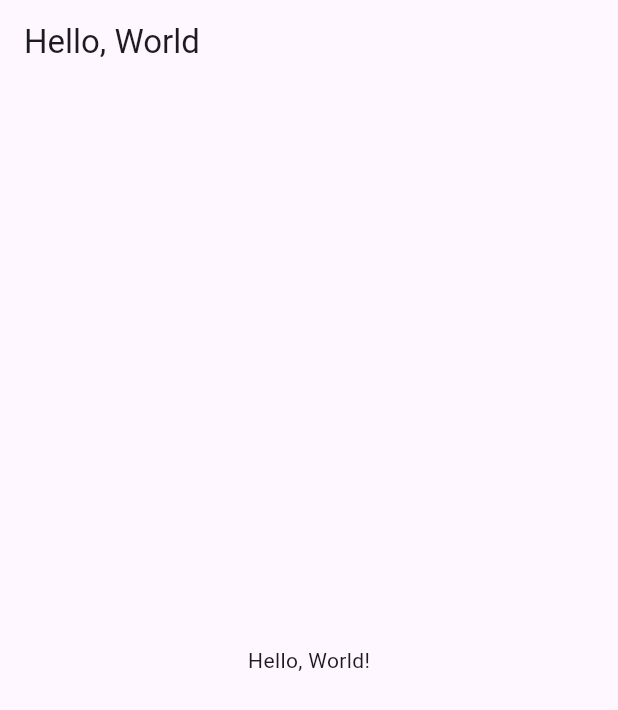
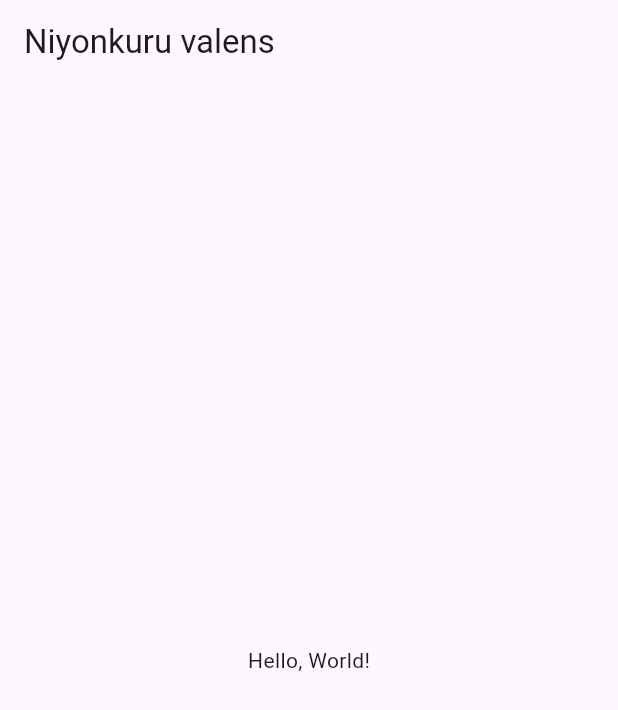
Before and after one commit to valensniyonkuru/mobile-programing, a Flutter app: the screen it shows after launch, on a phone screen of 412 x 824 dp. Shown: the top 710 px of the screen. Run offline on Flutter 3.47's test engine with Material 3 defaults, Android fonts, the phone set to English and light mode, and no system bars; our stand-ins replace math_expressions.

Commit message:
Update main.dart

```diff
--- a/flutter/hello/lib/main.dart
+++ b/flutter/hello/lib/main.dart
@@ -10,9 +10,9 @@ class MyApp extends StatelessWidget {
     return MaterialApp(
       home: Scaffold(
         appBar: AppBar(
-          title: Text('Hello, World'),
+          title: const Text('Niyonkuru valens'),
         ),
-        body: Center(
+        body:const Center(
 
           child: Text('Hello, World!'),
         ),
```
